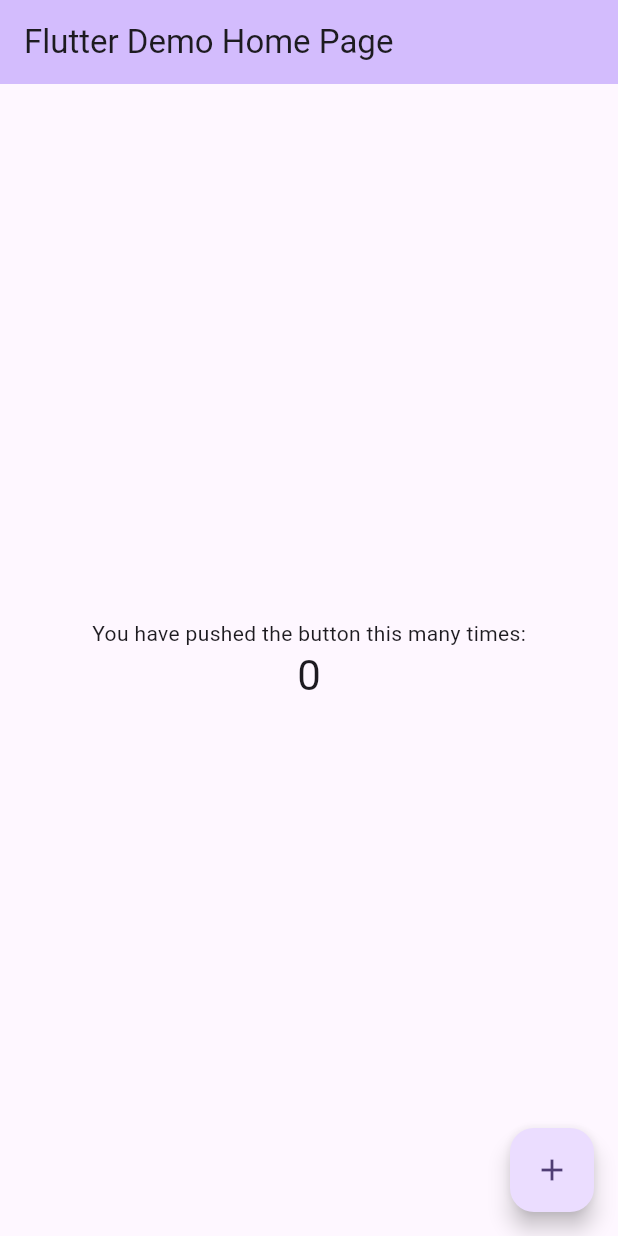
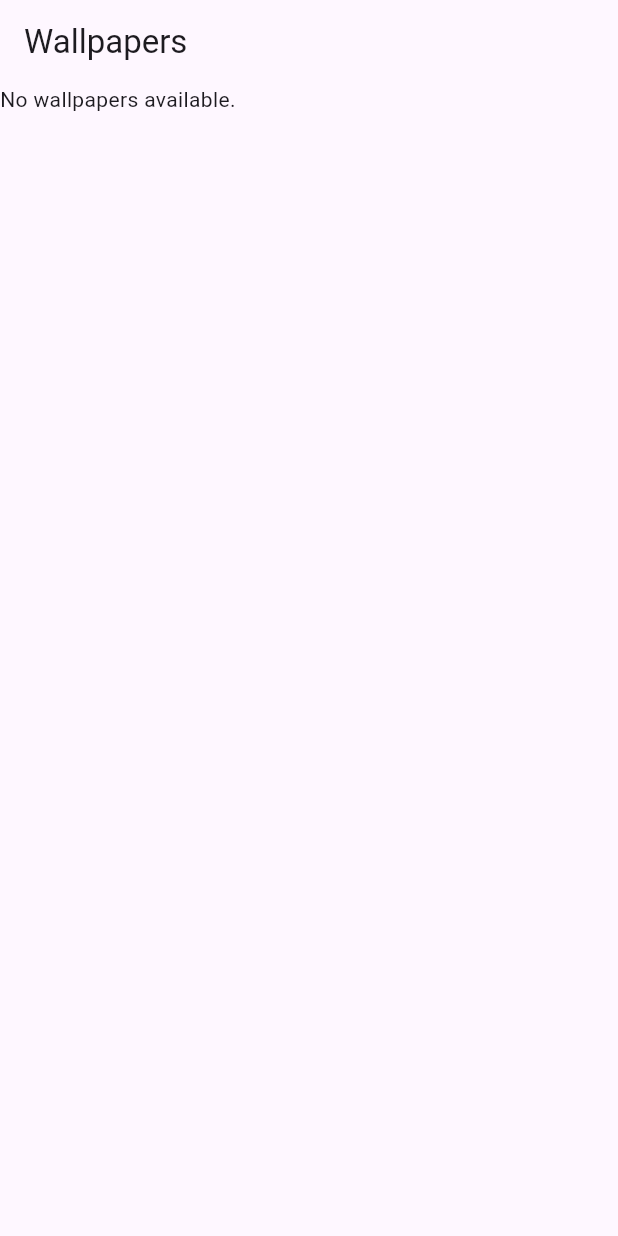
Before and after one commit to TariqMehmood1004/syntaxilitY-wallpaper-app-flutter, a Flutter app: the screen it shows after launch, on a phone screen of 412 x 824 dp. Run offline on Flutter 3.47's test engine with Material 3 defaults, Android fonts, the phone set to English and light mode, and no system bars; our stand-ins replace sqflite; accounts and stored records are empty.

Commit message:
manipulating the sqflite database

```diff
--- /dev/null
+++ b/lib/Helpers/wallpaper_database_helpers.dart
@@ -0,0 +1,58 @@
+import 'dart:io';
+
+import 'package:path/path.dart';
+import 'package:path_provider/path_provider.dart';
+import 'package:sqflite/sqflite.dart';
+import 'package:syntaxity_wallpaper/Models/wallpaper_model.dart';
+
+class WallpaperDatabaseHelper {
+  static final WallpaperDatabaseHelper _instance =
+      WallpaperDatabaseHelper._private();
+
+  WallpaperDatabaseHelper._private();
+
+  factory WallpaperDatabaseHelper() => _instance;
+
+  static Database? _database;
+
+  Future<Database> get database async {
+    if (_database != null) return _database!;
+
+    _database = await _initDatabase();
+    return _database!;
+  }
+
+  Future<Database> _initDatabase() async {
+    Directory documentsDirectory = await getApplicationDocumentsDirectory();
+    String path = join(documentsDirectory.path, 'wallpapers.db');
+
+    return await openDatabase(
+      path,
+      version: 1,
+      onCreate: _createDb,
+    );
+  }
+
+  void _createDb(Database db, int newVersion) async {
+    await db.execute('''
+      CREATE TABLE wallpapers (
+        id INTEGER PRIMARY KEY AUTOINCREMENT,
+        imageUrl TEXT
+      )
+    ''');
+  }
+
+  Future<int> insertWallpaper(Wallpaper wallpaper) async {
+    Database db = await database;
+    return await db.insert('wallpapers', wallpaper.toMap());
+  }
+
+  Future<List<Wallpaper>> getWallpapers() async {
+    Database db = await database;
+    List<Map<String, dynamic>> maps = await db.query('wallpapers');
+
+    return List.generate(maps.length, (i) {
+      return Wallpaper.fromMap(maps[i]);
+    });
+  }
+}
--- /dev/null
+++ b/lib/Models/wallpaper_model.dart
@@ -0,0 +1,20 @@
+class Wallpaper {
+  int id;
+  String imageUrl;
+
+  Wallpaper({required this.id, required this.imageUrl});
+
+  Map<String, dynamic> toMap() {
+    return {
+      'id': id,
+      'imageUrl': imageUrl,
+    };
+  }
+
+  factory Wallpaper.fromMap(Map<String, dynamic> map) {
+    return Wallpaper(
+      id: map['id'],
+      imageUrl: map['imageUrl'],
+    );
+  }
+}
--- a/lib/main.dart
+++ b/lib/main.dart
@@ -1,4 +1,5 @@
 import 'package:flutter/material.dart';
+import 'package:syntaxity_wallpaper/screens/wallpaper_screen.dart';
 
 void main() {
   runApp(const MyApp());
@@ -15,55 +16,7 @@ class MyApp extends StatelessWidget {
         colorScheme: ColorScheme.fromSeed(seedColor: Colors.deepPurple),
         useMaterial3: true,
       ),
-      home: const MyHomePage(title: 'Flutter Demo Home Page'),
+      home: const WallpaperScreen(),
     );
   }
 }
-
-class MyHomePage extends StatefulWidget {
-  const MyHomePage({super.key, required this.title});
-
-  final String title;
-
-  @override
-  State<MyHomePage> createState() => _MyHomePageState();
-}
-
-class _MyHomePageState extends State<MyHomePage> {
-  int _counter = 0;
-
-  void _incrementCounter() {
-    setState(() {
-      _counter++;
-    });
-  }
-
-  @override
-  Widget build(BuildContext context) {
-    return Scaffold(
-      appBar: AppBar(
-        backgroundColor: Theme.of(context).colorScheme.inversePrimary,
-        title: Text(widget.title),
-      ),
-      body: Center(
-        child: Column(
-          mainAxisAlignment: MainAxisAlignment.center,
-          children: <Widget>[
-            const Text(
-              'You have pushed the button this many times:',
-            ),
-            Text(
-              '$_counter',
-              style: Theme.of(context).textTheme.headlineMedium,
-            ),
-          ],
-        ),
-      ),
-      floatingActionButton: FloatingActionButton(
-        onPressed: _incrementCounter,
-        tooltip: 'Increment',
-        child: const Icon(Icons.add),
-      ),
-    );
-  }
-}
--- a/lib/screens/home_screen.dart
+++ b/lib/screens/home_screen.dart
@@ -4,7 +4,7 @@ import 'package:http/http.dart' as http;
 import '../Models/unsplash_image_api_model.dart'; // Adjust the import path based on your project structure
 
 class HomeScreen extends StatefulWidget {
-  const HomeScreen({Key? key}) : super(key: key);
+  const HomeScreen({super.key});
 
   @override
   HomeScreenState createState() => HomeScreenState();
--- /dev/null
+++ b/lib/screens/wallpaper_screen.dart
@@ -0,0 +1,46 @@
+// ignore_for_file: library_private_types_in_public_api
+
+import 'package:flutter/material.dart';
+import 'package:syntaxity_wallpaper/Helpers/wallpaper_database_helpers.dart';
+import 'package:syntaxity_wallpaper/Models/wallpaper_model.dart';
+
+class WallpaperScreen extends StatefulWidget {
+  const WallpaperScreen({super.key});
+
+  @override
+  _WallpaperScreenState createState() => _WallpaperScreenState();
+}
+
+class _WallpaperScreenState extends State<WallpaperScreen> {
+  final WallpaperDatabaseHelper _databaseHelper = WallpaperDatabaseHelper();
+
+  @override
+  Widget build(BuildContext context) {
+    return Scaffold(
+      appBar: AppBar(
+        title: const Text('Wallpapers'),
+      ),
+      body: FutureBuilder(
+        future: _databaseHelper.getWallpapers(),
+        builder: (context, AsyncSnapshot<List<Wallpaper>> snapshot) {
+          if (snapshot.connectionState == ConnectionState.waiting) {
+            return const CircularProgressIndicator();
+          } else if (snapshot.hasError) {
+            return Text('Error: ${snapshot.error}');
+          } else if (!snapshot.hasData || snapshot.data!.isEmpty) {
+            return const Text('No wallpapers available.');
+          } else {
+            return ListView.builder(
+              itemCount: snapshot.data!.length,
+              itemBuilder: (context, index) {
+                return ListTile(
+                  title: Image.network(snapshot.data![index].imageUrl),
+                );
+              },
+            );
+          }
+        },
+      ),
+    );
+  }
+}
--- a/pubspec.yaml
+++ b/pubspec.yaml
@@ -15,6 +15,9 @@ dependencies:
   http: ^1.2.0
   cupertino_icons: ^1.0.6
   flutter_lints: ^3.0.1
+  path_provider: ^2.1.2
+  sqflite: ^2.3.1
+  path: ^1.8.3
 
 
 dev_dependencies:
```
Also changed, not shown: pubspec.lock. Lines whose indentation alone changed are shown as unchanged.
